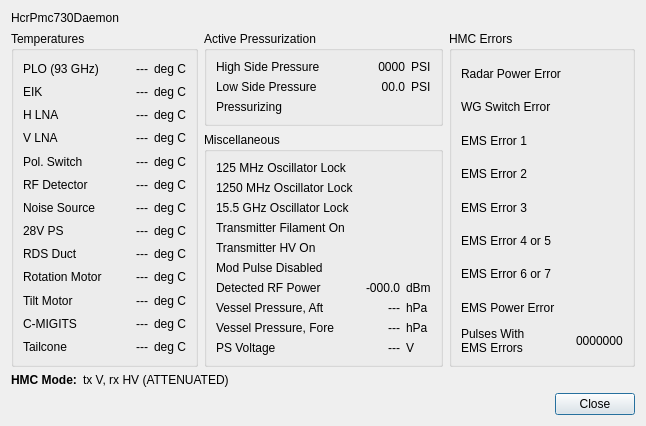
The window that src/hcrgui/Pmc730Details.ui (NCAR/HCR_instrument) describes before a commit, drawn with Qt 5.
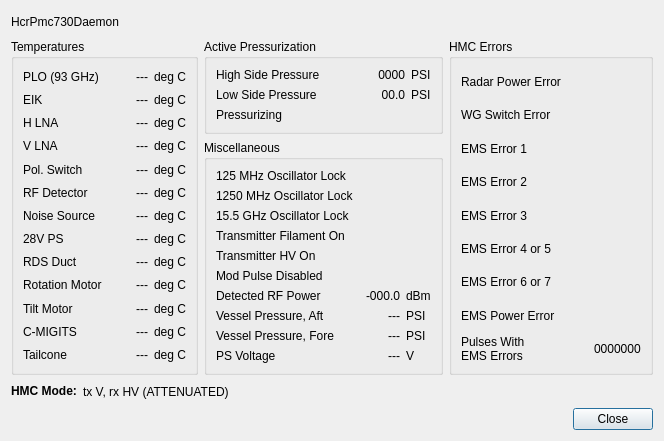
The same window after the commit. Icons and pictures are not drawn.

Commit message: Pressure units consistency fixes: pressures are now all kept in units of  hPa in data streams, but all are displayed in PSI in the user interface.

Patch:
```diff
--- a/src/hcrgui/Pmc730Details.ui
+++ b/src/hcrgui/Pmc730Details.ui
@@ -6,8 +6,8 @@
    <rect>
     <x>0</x>
     <y>0</y>
-    <width>646</width>
-    <height>423</height>
+    <width>664</width>
+    <height>441</height>
    </rect>
   </property>
   <property name="windowTitle">
@@ -788,14 +788,14 @@
             <item row="7" column="4">
              <widget class="QLabel" name="vesselPresAftUnits">
               <property name="text">
-               <string>hPa</string>
+               <string>PSI</string>
               </property>
              </widget>
             </item>
             <item row="8" column="4">
              <widget class="QLabel" name="vesselPresForeUnits">
               <property name="text">
-               <string>hPa</string>
+               <string>PSI</string>
               </property>
              </widget>
             </item>
```
The commit also changes 6 other files.
